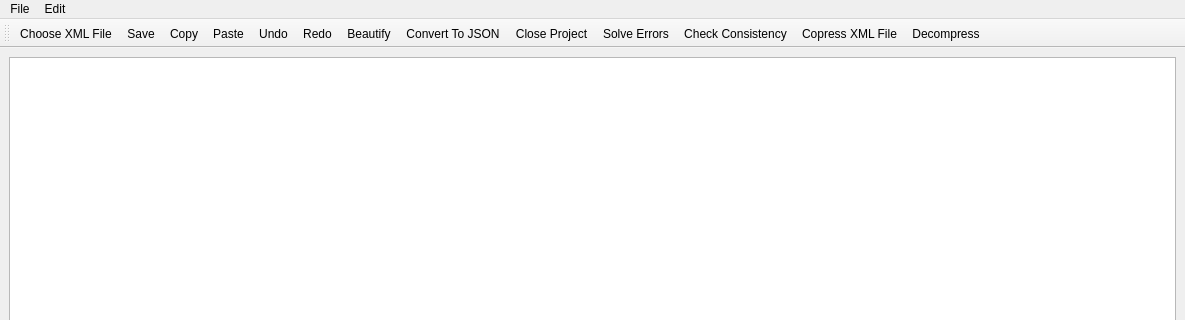
First picture: the form in mainwindow.ui, repository nabil-rady/XML-Editor, before the edit; both pictures show x 0 to 1185 and y 0 to 320 of the 1185 by 637 pixel window.
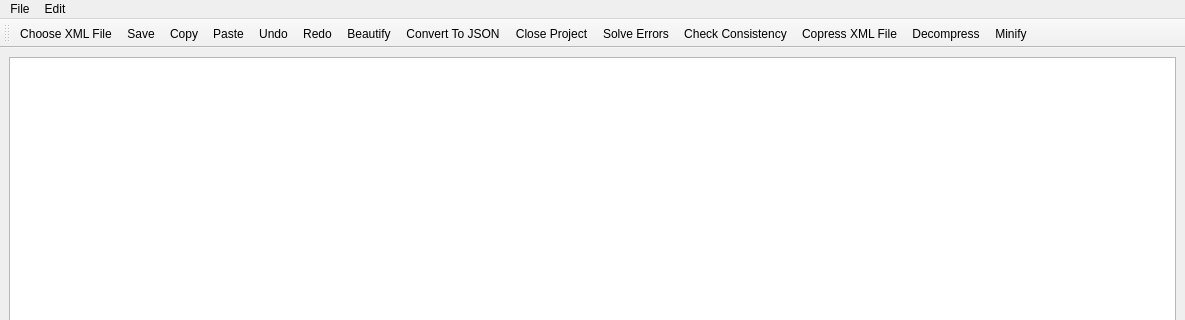
Second picture: the form after the edit. Icons and pictures are not drawn.

The edit to the form file:
```diff
--- a/mainwindow.ui
+++ b/mainwindow.ui
@@ -85,6 +85,7 @@
    <addaction name="actionCheck_Consistency"/>
    <addaction name="actionCopress_XML_File"/>
    <addaction name="actionDecompress"/>
+   <addaction name="actionMinify"/>
   </widget>
   <action name="actionQuit">
    <property name="icon">
@@ -224,6 +225,15 @@
     <string>Decompress</string>
    </property>
   </action>
+  <action name="actionMinify">
+   <property name="icon">
+    <iconset resource="resource.qrc">
+     <normaloff>:/new/prefix1/images.jfif</normaloff>:/new/prefix1/images.jfif</iconset>
+   </property>
+   <property name="text">
+    <string>Minify</string>
+   </property>
+  </action>
  </widget>
  <resources>
   <include location="resource.qrc"/>
```
Left out of the diff: 1 changed line with no effect on the pictures.
